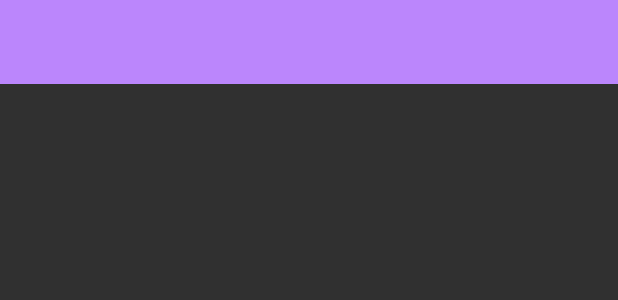
After one commit to MansiBhayade/EventPro, an Android app: the layout action_bar.xml on its own in the app's theme, with its tools: preview values and no code run, on a phone screen of 412 x 824 dp. The commit adds this screen. Shown: the top 300 px of the screen. Run offline under Robolectric (Android 15) with nearby library versions, the phone set to English and light mode, and no system bars.

Commit message:
Added Firebase LogIn and set up ActionBar

```diff
--- a/app/build.gradle
+++ b/app/build.gradle
@@ -1,5 +1,6 @@
 plugins {
     id 'com.android.application'
+    id 'com.google.gms.google-services'
 }
 
 android {
@@ -8,7 +9,7 @@ android {
 
     defaultConfig {
         applicationId "com.example.eventpro"
-        minSdk 17
+        minSdk 19
         targetSdk 33
         versionCode 1
         versionName "1.0"
@@ -33,6 +34,7 @@ dependencies {
     implementation 'androidx.appcompat:appcompat:1.6.1'
     implementation 'com.google.android.material:material:1.9.0'
     implementation 'androidx.constraintlayout:constraintlayout:2.1.4'
+    implementation 'com.google.firebase:firebase-firestore:24.9.1'
     testImplementation 'junit:junit:4.13.2'
     androidTestImplementation 'androidx.test.ext:junit:1.1.5'
     androidTestImplementation 'androidx.test.espresso:espresso-core:3.5.1'
--- a/app/src/main/AndroidManifest.xml
+++ b/app/src/main/AndroidManifest.xml
@@ -4,15 +4,17 @@
 
     <uses-permission android:name="android.permission.ACCESS_FINE_LOCATION"/>
     <uses-permission android:name="android.permission.ACCESS_COARSE_LOCATION"/>
+    <uses-permission android:name="android.permission.INTERNET"/>
+    <uses-permission android:name="android.permission.ACCESS_NETWORK_STATE"/>
 
     <application
         android:allowBackup="true"
         android:dataExtractionRules="@xml/data_extraction_rules"
         android:fullBackupContent="@xml/backup_rules"
-        android:icon="@mipmap/ic_launcher"
+        android:icon="@drawable/log"
+        android:theme="@style/Theme.Design.NoActionBar"
         android:label="@string/app_name"
         android:supportsRtl="true"
-        android:theme="@style/Theme.EventPro"
         tools:targetApi="31">
         <activity
             android:name=".Splashactivity"
--- /dev/null
+++ b/app/src/main/res/layout/action_bar.xml
@@ -0,0 +1,26 @@
+<!-- res/layout/toolbar.xml -->
+<androidx.appcompat.widget.Toolbar
+    xmlns:android="http://schemas.android.com/apk/res/android"
+    xmlns:app="http://schemas.android.com/apk/res-auto"
+    android:id="@+id/action_bar"
+    android:layout_width="match_parent"
+    android:layout_height="?attr/actionBarSize"
+    android:background="@color/purple_200">
+
+    <TextView
+        android:id="@+id/textViewTitle"
+        android:layout_width="wrap_content"
+        android:layout_height="wrap_content"
+        android:textColor="#FFFFFF"
+        android:textSize="22sp"
+        android:textStyle="bold" />
+
+<!--<androidx.appcompat.widget.ActionMenuView-->
+<!--    android:id = "@+id/action_menu_view"-->
+<!--android:layout_width="wrap_content"-->
+<!--android:layout_height="wrap_content"-->
+<!--    app:theme="@style/ThemeOverlay.AppCompat.ActionBar">-->
+
+<!--</androidx.appcompat.widget.ActionMenuView>-->
+
+</androidx.appcompat.widget.Toolbar>
--- /dev/null
+++ b/app/src/main/res/values/ids.xml
@@ -0,0 +1,4 @@
+<?xml version="1.0" encoding="utf-8"?>
+<resources>
+    <item name="action_menu_view" type="id" />
+</resources>
--- a/build.gradle
+++ b/build.gradle
@@ -1,4 +1,8 @@
-// Top-level build file where you can add configuration options common to all sub-projects/modules.
+buildscript {
+    dependencies {
+        classpath 'com.google.gms:google-services:4.4.0'
+    }
+}// Top-level build file where you can add configuration options common to all sub-projects/modules.
 plugins {
     id 'com.android.application' version '7.4.1' apply false
     id 'com.android.library' version '7.4.1' apply false
```
Also changed, not shown: app/src/main/java/com/example/eventpro/MainActivity.java (+8 -0 lines), app/src/main/res/layout/activity_main.xml (+10 -4 lines), 1 other file.
